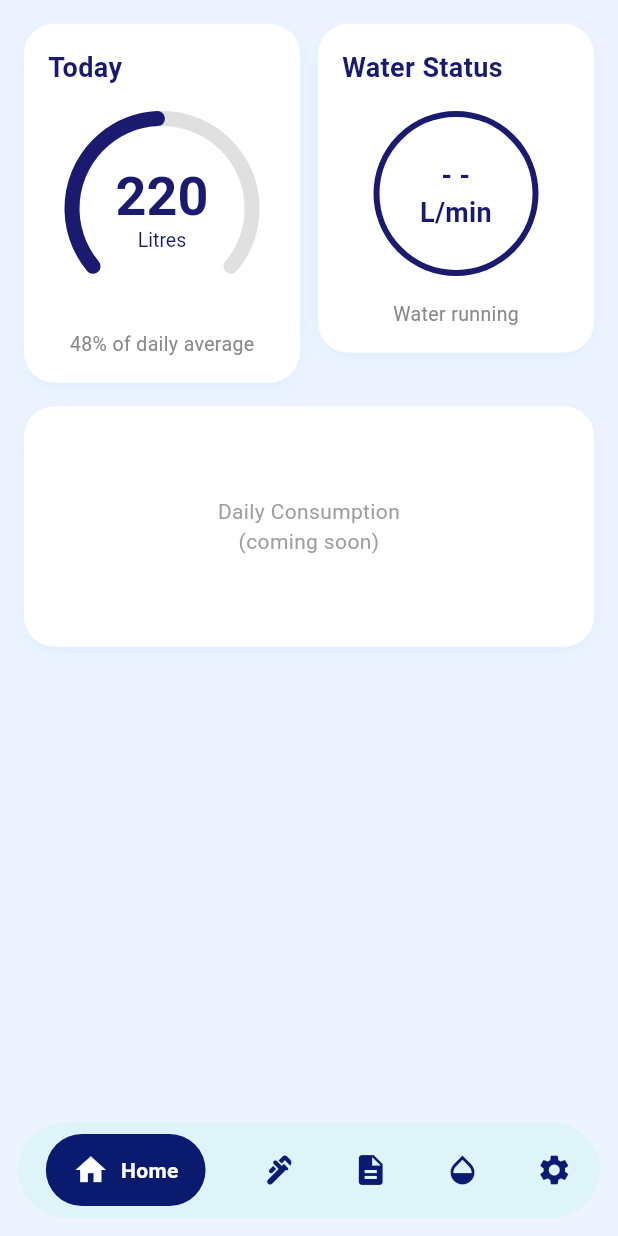
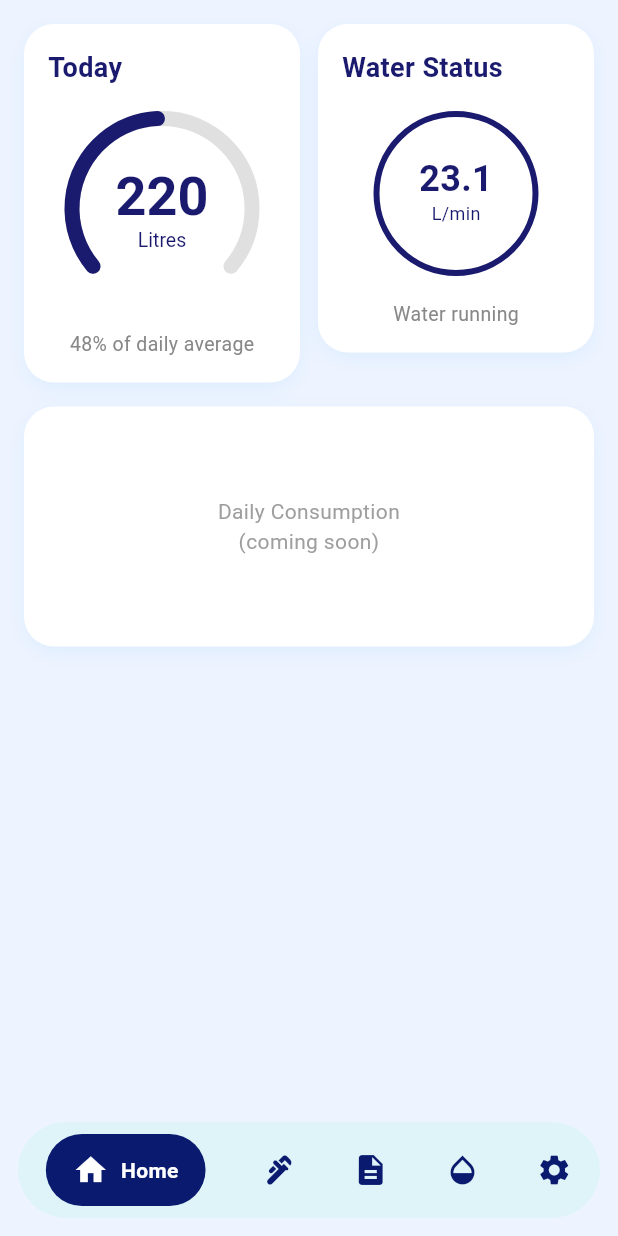
Before and after one commit to Ishan101-hub/sdgp-se24-aquasense-mobile, a Flutter app: the screen it shows after launch, on a phone screen of 412 x 824 dp. Run offline on Flutter 3.47's test engine with Material 3 defaults, Android fonts, the phone set to English and light mode, and no system bars.

Commit message:
update water status card

```diff
--- a/home_aqua/lib/widgets/water_status_card.dart
+++ b/home_aqua/lib/widgets/water_status_card.dart
@@ -1,7 +1,14 @@
 import 'package:flutter/material.dart';
 
 class WaterStatusCard extends StatelessWidget {
-  const WaterStatusCard({super.key});
+  // Test value for now
+  // When backend is ready, replace this with real value
+  final double flowRate;
+
+  const WaterStatusCard({
+    super.key,
+    this.flowRate = 23.1, // test value (L/min)
+  });
 
   @override
   Widget build(BuildContext context) {
@@ -37,31 +44,47 @@ class WaterStatusCard extends StatelessWidget {
 
           const SizedBox(height: 16),
 
-          // ── PART 2.2: Circle with text inside ──
+          // ── Circle with 23.1 L/min inside ──
           Container(
             width: 110,
             height: 110,
             decoration: BoxDecoration(
-              shape: BoxShape.circle,       // perfect circle
+              shape: BoxShape.circle,
               border: Border.all(
-                color: const Color(0xFF1A1A6E), // navy blue border
-                width: 4,                        // border thickness
+                color: const Color(0xFF1A1A6E),
+                width: 4,
               ),
-              color: Colors.white,              // white inside
+              color: Colors.white,
             ),
-            child: const Center(
-              child: Text(
-                // placeholder text for now
-                // Part 2.3 will add real value here
-                '- -\nL/min',
-                textAlign: TextAlign.center,
-                style: TextStyle(
-                  fontSize: 18,
-                  fontWeight: FontWeight.bold,
-                  color: Color(0xFF1A1A6E),
-                  height: 1.4,
+            child: Column(
+              mainAxisAlignment: MainAxisAlignment.center,
+              children: [
+
+                // ── PART 2.3: Real flow rate value ──
+                // Big number (23.1)
+                Text(
+                  flowRate.toStringAsFixed(1),
+                  style: const TextStyle(
+                    fontSize: 24,
+                    fontWeight: FontWeight.bold,
+                    color: Color(0xFF1A1A6E),
+                    height: 1.0,
+                  ),
                 ),
-              ),
+
+                const SizedBox(height: 2),
+
+                // Small "L/min" text below number
+                const Text(
+                  'L/min',
+                  style: TextStyle(
+                    fontSize: 12,
+                    color: Color(0xFF1A1A6E),
+                    fontWeight: FontWeight.w400,
+                  ),
+                ),
+
+              ],
             ),
           ),
 
```
